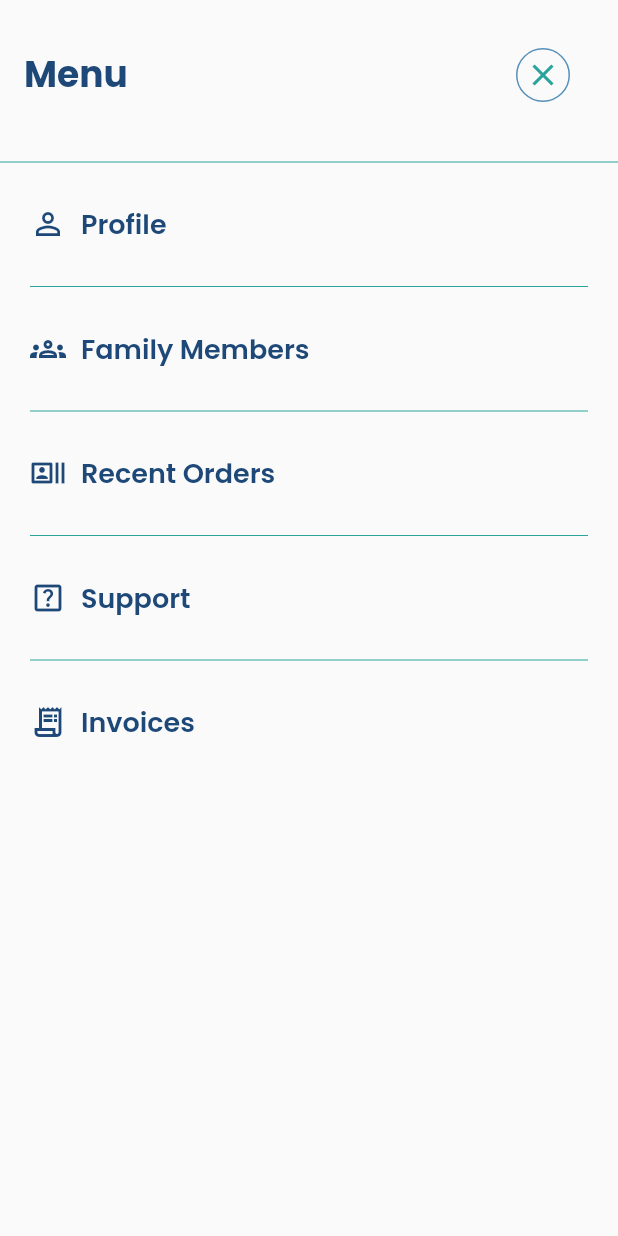
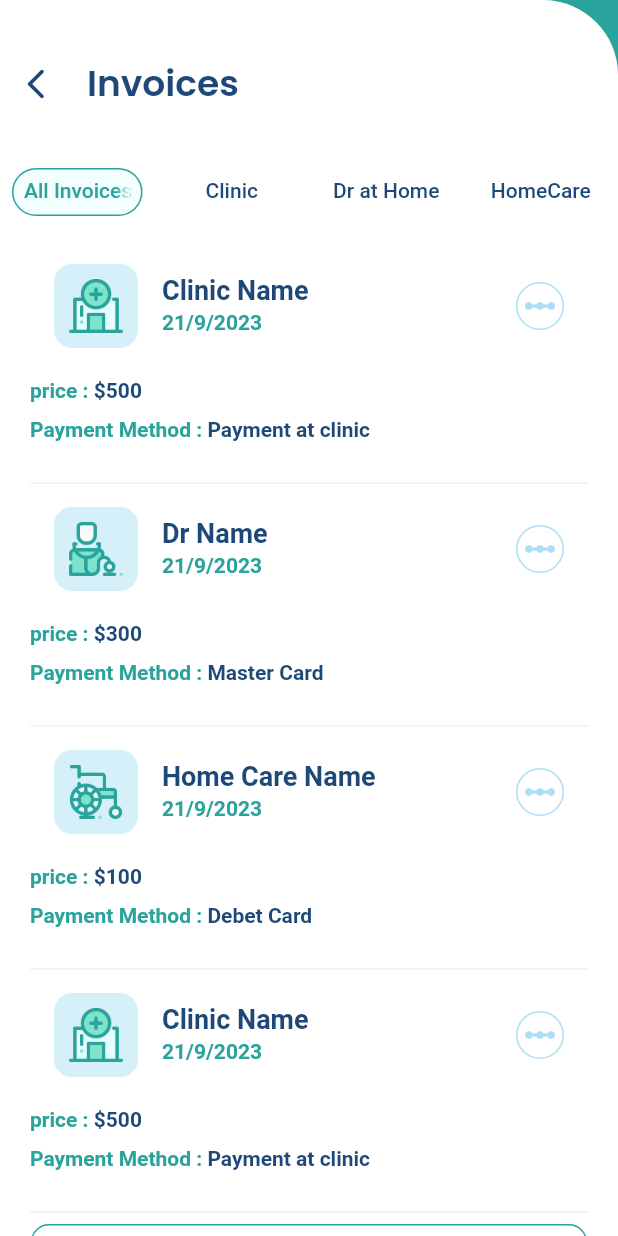
Before and after one commit to Hasnainhai/emos, a Flutter app: the screen it shows after launch, item 5 of the bottom bar chosen, after a tap on "Invoices", on a phone screen of 412 x 824 dp. Run offline on Flutter 3.47's test engine with Material 2 defaults, Android fonts, the phone set to English and light mode, and no system bars; our stand-ins replace another_flushbar, flutter_rating_bar, fluttertoast, google_fonts; network calls fail.

Commit message:
Complete InvoicesView

```diff
--- a/lib/routes/routes.dart
+++ b/lib/routes/routes.dart
@@ -17,6 +17,7 @@ import 'package:emos/view/HosptialListView/hosptial_search_view.dart';
 import 'package:emos/view/HosptialListView/hosptial_tab_bar.dart';
 import 'package:emos/view/HosptialView/detail_hosptial_view.dart';
 import 'package:emos/view/HosptialView/find_hosptial.dart';
+import 'package:emos/view/InvoicesView/invoices_view.dart';
 import 'package:emos/view/NotificationsViews/notifications_view.dart';
 import 'package:emos/view/OnBoardingScreens/onBoarding1.dart';
 import 'package:emos/view/OnBoardingScreens/onBoarding2.dart';
@@ -149,10 +150,14 @@ class Routes {
       case RouteName.recentOrdersview:
         return MaterialPageRoute(
           builder: (BuildContext context) => const RecentOrdersView(),
-);
+        );
       case RouteName.choseserviceview:
         return MaterialPageRoute(
           builder: (BuildContext context) => const SelectServiceView(),
+        );
+      case RouteName.invoicesView:
+        return MaterialPageRoute(
+          builder: (BuildContext context) => const InvoicesView(),
         );
       default:
         return MaterialPageRoute(
--- a/lib/routes/routes_name.dart
+++ b/lib/routes/routes_name.dart
@@ -31,5 +31,6 @@ class RouteName {
   static const String ratingview = ('/rating_view');
   static const String recentOrdersview = ('/recent_orders_view');
   static const String choseserviceview = ('/chose_service_view');
+  static const String invoicesView = ('/invoices_view');
 
 }
--- a/lib/view/HomeMenuView/menuView.dart
+++ b/lib/view/HomeMenuView/menuView.dart
@@ -98,7 +98,9 @@ class HomeMenuView extends StatelessWidget {
                 MenufeatureWidget(
                     title: 'Invoices',
                     icon: Icons.receipt_long_outlined,
-                    onTap: () {}),
+                    onTap: () {
+                      Navigator.pushNamed(context, RouteName.invoicesView);
+                    }),
                 const VerticalSpeacing(20.0),
               ],
             ),
--- /dev/null
+++ b/lib/view/InvoicesView/invoices_view.dart
@@ -0,0 +1,289 @@
+import 'package:emos/components/RoundedButton/rounded_button.dart';
+import 'package:flutter/material.dart';
+import 'package:google_fonts/google_fonts.dart';
+
+import '../../components/VerticalSpacing/vertical_spacing.dart';
+import '../../res/GlobalColors/colors.dart';
+import '../../routes/routes_name.dart';
+import 'widgets/invoices_card_widget.dart';
+
+class InvoicesView extends StatefulWidget {
+  const InvoicesView({super.key});
+
+  @override
+  State<InvoicesView> createState() => _InvoicesViewState();
+}
+
+class _InvoicesViewState extends State<InvoicesView>
+    with SingleTickerProviderStateMixin {
+  late TabController _tabController;
+
+  @override
+  void initState() {
+    super.initState();
+    _tabController = TabController(length: 4, vsync: this);
+  }
+
+  @override
+  void dispose() {
+    _tabController.dispose();
+    super.dispose();
+  }
+
+  @override
+  Widget build(BuildContext context) {
+    return Scaffold(
+      backgroundColor: AppColor.bgFillColor,
+      body: SafeArea(
+        child: Container(
+          height: double.infinity,
+          width: double.infinity,
+          decoration: const BoxDecoration(
+            color: AppColor.whiteColor,
+            borderRadius: BorderRadius.only(
+              topRight: Radius.circular(50.0),
+            ),
+          ),
+          child: Column(
+            children: [
+              const VerticalSpeacing(32.0),
+              Row(
+                children: [
+                  IconButton(
+                    onPressed: () {
+                      Navigator.pushNamed(context, RouteName.homeMenuView);
+                    },
+                    icon: const Icon(
+                      Icons.arrow_back_ios_new_rounded,
+                      color: AppColor.textColor,
+                    ),
+                  ),
+                  const SizedBox(width: 10.0),
+                  Text(
+                    'Invoices',
+                    style: GoogleFonts.getFont(
+                      "Poppins",
+                      textStyle: const TextStyle(
+                        fontSize: 24,
+                        fontWeight: FontWeight.w600,
+                        color: AppColor.textColor,
+                      ),
+                    ),
+                  ),
+                ],
+              ),
+              const VerticalSpeacing(24.0),
+              // TapBar Here four categories like All Invoices, Clinic, Dr at Home, Homecare
+              TabBar(
+                controller: _tabController,
+
+                tabs: const [
+                  Tab(text: 'All Invoices'),
+                  Tab(text: 'Clinic'),
+                  Tab(text: 'Dr at Home'),
+                  Tab(text: 'HomeCare'),
+                ],
+                labelColor: AppColor.bgFillColor, // Color when tab is selected
+                unselectedLabelColor:
+                    AppColor.textColor, // Color when tab is not selected
+                indicatorSize: TabBarIndicatorSize.tab,
+                indicatorPadding: const EdgeInsets.all(8),
+                indicator: BoxDecoration(
+                  border: Border.all(width: 1, color: AppColor.bgFillColor),
+                  borderRadius: BorderRadius.circular(16),
+                  color: AppColor
+                      .symtomsBgtColor, // Color of the selected tab indicator
+                ),
+              ),
+              const VerticalSpeacing(16.0),
+              Expanded(
+                child: TabBarView(
+                  controller: _tabController,
+                  children: [
+                    // Content for 'All Invoices'
+                    // Replace with your widget for 'All Orders'
+                    Padding(
+                      padding: const EdgeInsets.only(left: 20.0, right: 20.0),
+                      child: SingleChildScrollView(
+                        child: Column(
+                          children: [
+                            InvoicesCardWidget(
+                              img: 'images/clinic.png',
+                              title: 'Clinic Name',
+                              price: '\$500',
+                              payment: 'Payment at clinic',
+                              ontap: () {},
+                            ),
+                            InvoicesCardWidget(
+                              img: 'images/drHome.png',
+                              title: 'Dr Name',
+                              price: '\$300',
+                              payment: 'Master Card',
+                              ontap: () {},
+                            ),
+                            InvoicesCardWidget(
+                              img: 'images/homeCare.png',
+                              title: 'Home Care Name',
+                              price: '\$100',
+                              payment: 'Debet Card',
+                              ontap: () {},
+                            ),
+                            InvoicesCardWidget(
+                              img: 'images/clinic.png',
+                              title: 'Clinic Name',
+                              price: '\$500',
+                              payment: 'Payment at clinic',
+                              ontap: () {},
+                            ),
+                            RoundedButton(
+                              title: 'Load More',
+                              onpress: () {},
+                              bgColor: Colors.transparent,
+                              titleColor: AppColor.linearBgTextColor,
+                            ),
+                          ],
+                        ),
+                      ),
+                    ),
+
+                    // Content for 'Clinic'
+                    // Replace with your widget for 'Clinic'
+                    Padding(
+                      padding: EdgeInsets.only(left: 20.0, right: 20.0),
+                      child: Column(
+                        children: [
+                          InvoicesCardWidget(
+                            img: 'images/clinic.png',
+                            title: 'Clinic Name',
+                            price: '\$500',
+                            payment: 'Payment at clinic',
+                            ontap: () {},
+                          ),
+                          InvoicesCardWidget(
+                            img: 'images/clinic.png',
+                            title: 'Clinic Name',
+                            price: '\$500',
+                            payment: 'Payment at clinic',
+                            ontap: () {},
+                          ),
+                          InvoicesCardWidget(
+                            img: 'images/clinic.png',
+                            title: 'Clinic Name',
+                            price: '\$500',
+                            payment: 'Payment at clinic',
+                            ontap: () {},
+                          ),
+                          InvoicesCardWidget(
+                            img: 'images/clinic.png',
+                            title: 'Clinic Name',
+                            price: '\$500',
+                            payment: 'Payment at clinic',
+                            ontap: () {},
+                          ),
+                          RoundedButton(
+                            title: 'Load More',
+                            onpress: () {},
+                            bgColor: Colors.transparent,
+                            titleColor: AppColor.linearBgTextColor,
+                          ),
+                        ],
+                      ),
+                    ),
+
+                    // Content for 'Dr Home'
+                    // Replace with your widget for 'Dr Home'
+                    Padding(
+                      padding: EdgeInsets.only(left: 20.0, right: 20.0),
+                      child: Column(
+                        children: [
+                          InvoicesCardWidget(
+                            img: 'images/drHome.png',
+                            title: 'Dr Name',
+                            price: '\$300',
+                            payment: 'Master Card',
+                            ontap: () {},
+                          ),
+                          InvoicesCardWidget(
+                            img: 'images/drHome.png',
+                            title: 'Dr Name',
+                            price: '\$300',
+                            payment: 'Master Card',
+                            ontap: () {},
+                          ),
+                          InvoicesCardWidget(
+                            img: 'images/drHome.png',
+                            title: 'Dr Name',
+                            price: '\$300',
+                            payment: 'Master Card',
+                            ontap: () {},
+                          ),
+                          InvoicesCardWidget(
+                            img: 'images/drHome.png',
+                            title: 'Dr Name',
+                            price: '\$300',
+                            payment: 'Master Card',
+                            ontap: () {},
+                          ),
+                          RoundedButton(
+                            title: 'Load More',
+                            onpress: () {},
+                            bgColor: Colors.transparent,
+                            titleColor: AppColor.linearBgTextColor,
+                          ),
+                        ],
+                      ),
+                    ),
+
+                    // Content for 'Cancel'
+                    // Replace with your widget for 'Cancel'
+                    Padding(
+                      padding: const EdgeInsets.only(left: 20.0, right: 20.0),
+                      child: Column(
+                        children: [
+                          InvoicesCardWidget(
+                            img: 'images/homeCare.png',
+                            title: 'Home Care Name',
+                            price: '\$100',
+                            payment: 'Debet Card',
+                            ontap: () {},
+                          ),
+                          InvoicesCardWidget(
+                            img: 'images/homeCare.png',
+                            title: 'Home Care Name',
+                            price: '\$100',
+                            payment: 'Debet Card',
+                            ontap: () {},
+                          ),
+                          InvoicesCardWidget(
+                            img: 'images/homeCare.png',
+                            title: 'Home Care Name',
+                            price: '\$100',
+                            payment: 'Debet Card',
+                            ontap: () {},
+                          ),
+                          InvoicesCardWidget(
+                            img: 'images/homeCare.png',
+                            title: 'Home Care Name',
+                            price: '\$100',
+                            payment: 'Debet Card',
+                            ontap: () {},
+                          ),
+                          RoundedButton(
+                            title: 'Load More',
+                            onpress: () {},
+                            bgColor: Colors.transparent,
+                            titleColor: AppColor.linearBgTextColor,
+                          ),
+                        ],
+                      ),
+                    ),
+                  ],
+                ),
+              ),
+            ],
+          ),
+        ),
+      ),
+    );
+  }
+}
--- /dev/null
+++ b/lib/view/InvoicesView/widgets/invoices_card_widget.dart
@@ -0,0 +1,147 @@
+import 'package:flutter/material.dart';
+import 'package:google_fonts/google_fonts.dart';
+
+import '../../../components/VerticalSpacing/vertical_spacing.dart';
+import '../../../res/GlobalColors/colors.dart';
+
+class InvoicesCardWidget extends StatelessWidget {
+  const InvoicesCardWidget({
+    super.key,
+    required this.img,
+    required this.title,
+    required this.price,
+    required this.payment,
+    required this.ontap,
+  });
+  final String img;
+  final String title;
+  final String price;
+  final String payment;
+  final Function ontap;
+
+  @override
+  Widget build(BuildContext context) {
+    return Column(
+      children: [
+        ListTile(
+          onTap: () {
+            ontap();
+          },
+          leading: Container(
+            height: 56.0,
+            width: 56.0,
+            decoration: BoxDecoration(
+              borderRadius: BorderRadius.circular(12.0),
+              color: AppColor.chatRecvColor,
+            ),
+            child: Center(
+              child: Padding(
+                padding: const EdgeInsets.all(10.0),
+                child: Image.asset(img),
+              ),
+            ),
+          ),
+          title: Text(
+            title,
+            style: GoogleFonts.getFont(
+              "Roboto",
+              textStyle: const TextStyle(
+                fontSize: 18,
+                fontWeight: FontWeight.w600,
+                color: AppColor.textColor,
+              ),
+            ),
+          ),
+          subtitle: Text(
+            '21/9/2023',
+            style: GoogleFonts.getFont(
+              "Roboto",
+              textStyle: const TextStyle(
+                fontSize: 14,
+                fontWeight: FontWeight.w600,
+                color: AppColor.bgFillColor,
+              ),
+            ),
+          ),
+          trailing: Container(
+            height: 32.0,
+            width: 32.0,
+            decoration: BoxDecoration(
+              borderRadius: BorderRadius.circular(18.0),
+              border: Border.all(
+                width: 1.0,
+                color: AppColor.textFieldColor,
+              ),
+            ),
+            child: const Center(
+              child: Icon(
+                Icons.linear_scale_outlined,
+                color: AppColor.textFieldColor,
+              ),
+            ),
+          ),
+        ),
+        const VerticalSpeacing(12.0),
+        Row(
+          mainAxisAlignment: MainAxisAlignment.start,
+          children: [
+            Text(
+              'price : ',
+              style: GoogleFonts.getFont(
+                "Roboto",
+                textStyle: const TextStyle(
+                  fontSize: 14,
+                  fontWeight: FontWeight.w600,
+                  color: AppColor.bgFillColor,
+                ),
+              ),
+            ),
+            Text(
+              price,
+              style: GoogleFonts.getFont(
+                "Roboto",
+                textStyle: const TextStyle(
+                  fontSize: 14,
+                  fontWeight: FontWeight.w600,
+                  color: AppColor.textColor,
+                ),
+              ),
+            ),
+          ],
+        ),
+        const VerticalSpeacing(10.0),
+        Row(
+          mainAxisAlignment: MainAxisAlignment.start,
+          children: [
+            Text(
+              'Payment Method : ',
+              style: GoogleFonts.getFont(
+                "Roboto",
+                textStyle: const TextStyle(
+                  fontSize: 14,
+                  fontWeight: FontWeight.w600,
+                  color: AppColor.bgFillColor,
+                ),
+              ),
+            ),
+            Text(
+              payment,
+              style: GoogleFonts.getFont(
+                "Roboto",
+                textStyle: const TextStyle(
+                  fontSize: 14,
+                  fontWeight: FontWeight.w600,
+                  color: AppColor.textColor,
+                ),
+              ),
+            ),
+          ],
+        ),
+        const VerticalSpeacing(20.0),
+        const Divider(
+          color: AppColor.chatRecvColor,
+        ),
+      ],
+    );
+  }
+}
```
